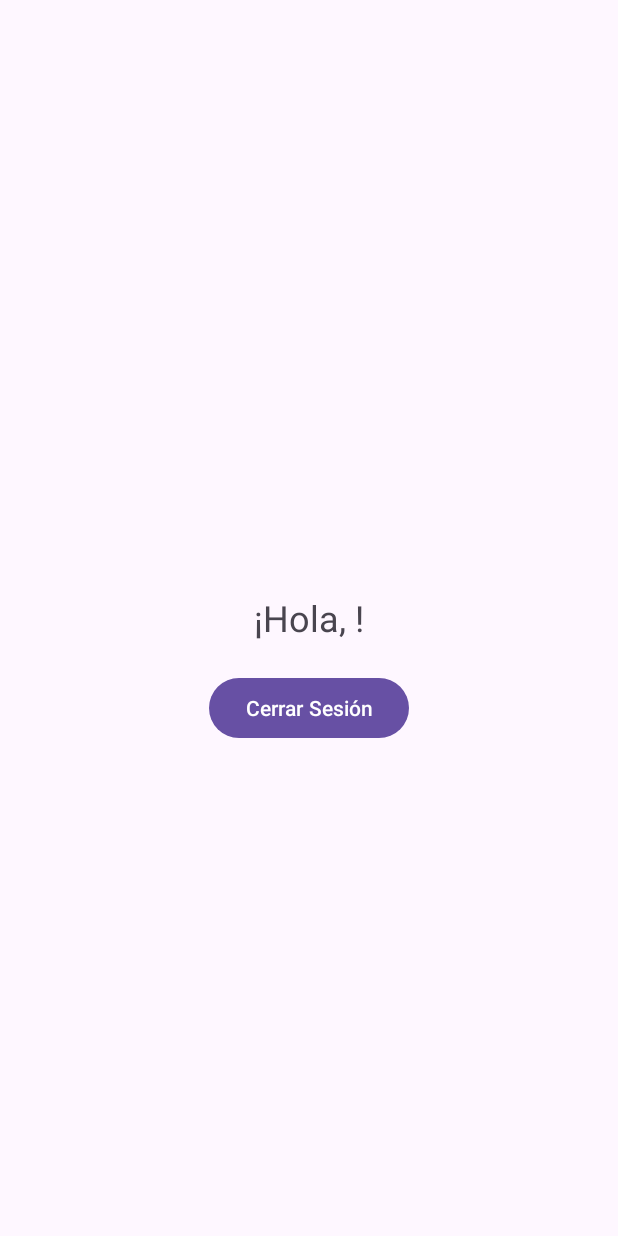
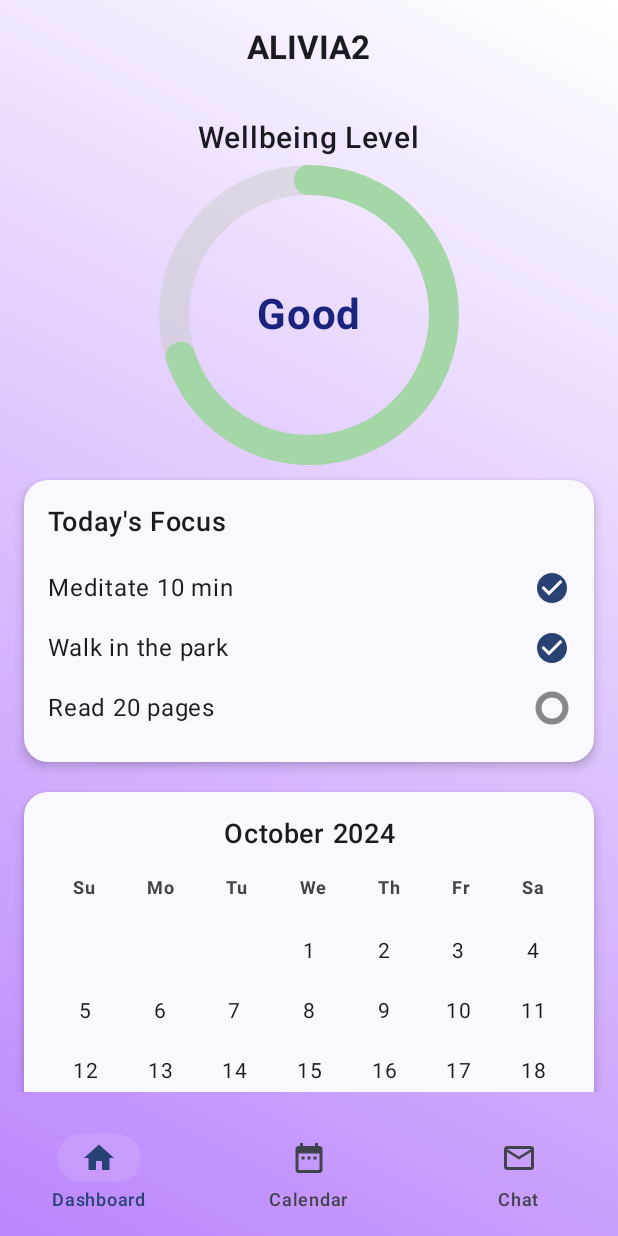
Before and after one commit to Diego-B06/ALIVIA2, an Android app built with Jetpack Compose: the DashboardActivity screen opened directly, with no data from a screen before it, on a phone screen of 412 x 824 dp. Run offline under Robolectric (Android 15) with nearby library versions, the phone set to English and light mode, and no system bars; our stand-ins replace Firebase (no records; nobody signed in at launch, a user with empty details on screens opened directly).

Commit message:
se agrego el dashboard

```diff
--- a/app/src/main/java/com/example/alivia2/DashboardActivity.kt
+++ b/app/src/main/java/com/example/alivia2/DashboardActivity.kt
@@ -2,32 +2,36 @@ package com.example.alivia2
 
 import android.content.Intent
 import android.os.Bundle
-import android.widget.Button
-import android.widget.TextView
-import androidx.appcompat.app.AppCompatActivity
+import androidx.activity.ComponentActivity
+import androidx.activity.compose.setContent
+import androidx.compose.foundation.layout.fillMaxSize
+import androidx.compose.material3.MaterialTheme
+import androidx.compose.material3.Surface
+import androidx.compose.ui.Modifier
+import com.example.alivia2.ui.dashboard.DashboardScreen // We will create this shortly
+import com.example.alivia2.ui.theme.ALIVIA2Theme
 import com.google.firebase.auth.FirebaseAuth
 
-class DashboardActivity : AppCompatActivity() {
+class DashboardActivity : ComponentActivity() {
     override fun onCreate(savedInstanceState: Bundle?) {
         super.onCreate(savedInstanceState)
-        // Usar el layout correcto para el Dashboard
-        setContentView(R.layout.activity_dashboard)
-
-        val user = FirebaseAuth.getInstance().currentUser
-        // Usar los IDs correctos definidos en activity_dashboard.xml
-        val welcomeText = findViewById<TextView>(R.id.welcomeText)
-        val logoutButton = findViewById<Button>(R.id.logoutButton)
-
-        val userName = user?.displayName ?: getString(R.string.default_user_name)
-        welcomeText.text = getString(R.string.welcome_message, userName)
-
-        logoutButton.setOnClickListener {
-            FirebaseAuth.getInstance().signOut() // Cerrar sesión en Firebase
-            val intent = Intent(this, LoginActivity::class.java)
-            // Limpiar el stack de actividades para que el usuario no pueda volver al dashboard con el botón "atrás"
-            intent.flags = Intent.FLAG_ACTIVITY_NEW_TASK or Intent.FLAG_ACTIVITY_CLEAR_TASK
-            startActivity(intent)
-            finish() // Cerrar DashboardActivity
+        setContent {
+            ALIVIA2Theme {
+                Surface(
+                    modifier = Modifier.fillMaxSize(),
+                    color = MaterialTheme.colorScheme.background
+                ) {
+                    DashboardScreen(
+                        onLogout = {
+                            FirebaseAuth.getInstance().signOut()
+                            val intent = Intent(this, LoginActivity::class.java)
+                            intent.flags = Intent.FLAG_ACTIVITY_NEW_TASK or Intent.FLAG_ACTIVITY_CLEAR_TASK
+                            startActivity(intent)
+                            finish()
+                        }
+                    )
+                }
+            }
         }
     }
 }
--- /dev/null
+++ b/app/src/main/java/com/example/alivia2/ui/dashboard/DashboardScreen.kt
@@ -0,0 +1,301 @@
+package com.example.alivia2.ui.dashboard
+
+import androidx.compose.foundation.Canvas
+import androidx.compose.foundation.Image
+import androidx.compose.foundation.background
+import androidx.compose.foundation.layout.*
+import androidx.compose.foundation.lazy.LazyColumn
+import androidx.compose.foundation.shape.CircleShape
+import androidx.compose.foundation.shape.RoundedCornerShape
+import androidx.compose.material.icons.Icons
+import androidx.compose.material.icons.filled.Home
+import androidx.compose.material.icons.filled.DateRange
+import androidx.compose.material.icons.filled.MailOutline
+import androidx.compose.material3.*
+import androidx.compose.runtime.*
+import androidx.compose.ui.Alignment
+import androidx.compose.ui.Modifier
+import androidx.compose.ui.draw.clip
+import androidx.compose.ui.geometry.Offset
+import androidx.compose.ui.geometry.Size
+import androidx.compose.ui.graphics.Brush // Added import
+import androidx.compose.ui.graphics.Color
+import androidx.compose.ui.graphics.StrokeCap
+import androidx.compose.ui.graphics.drawscope.Stroke
+import androidx.compose.ui.graphics.vector.ImageVector
+import androidx.compose.ui.layout.ContentScale
+import androidx.compose.ui.res.painterResource
+import androidx.compose.ui.res.stringResource
+import androidx.compose.ui.text.font.FontWeight
+import androidx.compose.ui.text.style.TextAlign
+import androidx.compose.ui.tooling.preview.Preview
+import androidx.compose.ui.unit.dp
+import androidx.compose.ui.unit.sp
+import com.example.alivia2.R
+import com.example.alivia2.ui.theme.ALIVIA2Theme
+import com.example.alivia2.ui.theme.LightGreen
+import com.example.alivia2.ui.theme.DarkBlue
+
+// Main Composable for the Dashboard Screen
+@OptIn(ExperimentalMaterial3Api::class)
+@Composable
+fun DashboardScreen(onLogout: () -> Unit = {}) {
+    var currentScreen by remember { mutableStateOf(DashboardScreens.Home) }
+
+    val gradientBrush = Brush.linearGradient(
+        colors = listOf(Color(0xFFBB86FC), Color.White),
+        start = Offset(0f, Float.POSITIVE_INFINITY), // Bottom-left
+        end = Offset(Float.POSITIVE_INFINITY, 0f)    // Top-right
+    )
+
+    Box(
+        modifier = Modifier
+            .fillMaxSize()
+            .background(brush = gradientBrush)
+    ) {
+        Scaffold(
+            topBar = {
+                CenterAlignedTopAppBar(
+                    title = { Text(stringResource(id = R.string.app_name), fontWeight = FontWeight.Bold) },
+                    colors = TopAppBarDefaults.centerAlignedTopAppBarColors(
+                        containerColor = Color.Transparent, // Make TopAppBar transparent
+                        titleContentColor = MaterialTheme.colorScheme.onBackground // Or a color that contrasts well with your gradient
+                    )
+                )
+            },
+            bottomBar = {
+                DashboardBottomNavigationBar(
+                    currentScreen = currentScreen,
+                    containerColor = Color.Transparent, // Make BottomNav transparent
+                    onScreenSelected = { screen ->
+                        currentScreen = screen
+                    }
+                )
+            },
+            containerColor = Color.Transparent // Make Scaffold container transparent
+        ) { paddingValues ->
+            LazyColumn(
+                modifier = Modifier
+                    .fillMaxSize()
+                    .padding(paddingValues)
+                    .padding(16.dp),
+                horizontalAlignment = Alignment.CenterHorizontally,
+                verticalArrangement = Arrangement.spacedBy(20.dp)
+            ) {
+                item { WellbeingLevelSection() }
+                item { TodaysFocusSection() }
+                item { CalendarViewSection() }
+                item { AliviaAssistantSection() }
+            }
+        }
+    }
+}
+
+// --- Sections of the Dashboard ---
+
+@Composable
+fun WellbeingLevelSection() {
+    Column(
+        horizontalAlignment = Alignment.CenterHorizontally,
+        modifier = Modifier.fillMaxWidth()
+    ) {
+        Text("Wellbeing Level", fontSize = 20.sp, fontWeight = FontWeight.SemiBold)
+        Spacer(modifier = Modifier.height(16.dp))
+        WellbeingCircularProgressBar(progress = 0.7f, levelText = "Good")
+    }
+}
+
+@Composable
+fun WellbeingCircularProgressBar(progress: Float, levelText: String) {
+    Box(
+        contentAlignment = Alignment.Center,
+        modifier = Modifier
+            .size(180.dp)
+    ) {
+        Canvas(modifier = Modifier.fillMaxSize()) {
+            val strokeWidth = 20.dp.toPx()
+            // Background arc
+            drawArc(
+                color = Color.LightGray.copy(alpha = 0.5f),
+                startAngle = 0f,
+                sweepAngle = 360f,
+                useCenter = false,
+                style = Stroke(width = strokeWidth, cap = StrokeCap.Round)
+            )
+            // Foreground arc (progress)
+            drawArc(
+                color = LightGreen, // Using LightGreen from Color.kt
+                startAngle = -90f, // Start from the top
+                sweepAngle = 360 * progress,
+                useCenter = false,
+                style = Stroke(width = strokeWidth, cap = StrokeCap.Round)
+            )
+        }
+        Text(levelText, fontSize = 28.sp, fontWeight = FontWeight.Bold, color = DarkBlue)
+    }
+}
+
+@Composable
+fun TodaysFocusSection() {
+    DashboardCard {
+        Text("Today's Focus", fontSize = 18.sp, fontWeight = FontWeight.Medium)
+        Spacer(modifier = Modifier.height(12.dp))
+        FocusItem(text = "Meditate 10 min", checked = true)
+        FocusItem(text = "Walk in the park", checked = true)
+        FocusItem(text = "Read 20 pages", checked = false)
+    }
+}
+
+@Composable
+fun FocusItem(text: String, checked: Boolean) {
+    Row(
+        verticalAlignment = Alignment.CenterVertically,
+        modifier = Modifier
+            .fillMaxWidth()
+            .padding(vertical = 8.dp)
+    ) {
+        Text(text, modifier = Modifier.weight(1f), fontSize = 16.sp)
+        Icon(
+            painter = painterResource(id = if (checked) R.drawable.ic_check_circle_filled else R.drawable.ic_check_circle_outline),
+            contentDescription = if (checked) "Checked" else "Unchecked",
+            tint = if (checked) MaterialTheme.colorScheme.primary else Color.Gray,
+            modifier = Modifier.size(24.dp)
+        )
+    }
+}
+
+@Composable
+fun CalendarViewSection() {
+    DashboardCard {
+        Text("October 2024", fontSize = 18.sp, fontWeight = FontWeight.Medium, textAlign = TextAlign.Center, modifier = Modifier.fillMaxWidth())
+        Spacer(modifier = Modifier.height(12.dp))
+        // Placeholder for a simple calendar grid - a more complex calendar would require more logic or a library
+        SimpleCalendarView()
+    }
+}
+
+@Composable
+fun SimpleCalendarView() {
+    val days = (1..31).toList()
+    val daysOfWeek = listOf("Su", "Mo", "Tu", "We", "Th", "Fr", "Sa")
+    val highlightedDay = 26 // Example highlighted day
+
+    Column(horizontalAlignment = Alignment.CenterHorizontally) {
+        Row(horizontalArrangement = Arrangement.SpaceAround, modifier = Modifier.fillMaxWidth()) {
+            daysOfWeek.forEach { day ->
+                Text(day, fontSize = 12.sp, fontWeight = FontWeight.Bold, color = MaterialTheme.colorScheme.onSurfaceVariant)
+            }
+        }
+        Spacer(modifier = Modifier.height(8.dp))
+
+        val firstDayOffset = 3
+        val totalCells = (days.size + firstDayOffset + 6) / 7 * 7
+
+        for (week in 0 until (totalCells / 7)) {
+            Row(horizontalArrangement = Arrangement.SpaceAround, modifier = Modifier.fillMaxWidth().padding(vertical = 2.dp)) {
+                for (dayIndexInWeek in 0..6) {
+                    val cellIndex = week * 7 + dayIndexInWeek
+                    val dayOfMonth = cellIndex - firstDayOffset + 1
+                    if (dayOfMonth in days) {
+                        Text(
+                            text = dayOfMonth.toString(),
+                            fontSize = 14.sp,
+                            textAlign = TextAlign.Center,
+                            modifier = Modifier
+                                .size(36.dp)
+                                .clip(CircleShape)
+                                .background(if (dayOfMonth == highlightedDay) MaterialTheme.colorScheme.primary else Color.Transparent)
+                                .padding(8.dp),
+                            color = if (dayOfMonth == highlightedDay) MaterialTheme.colorScheme.onPrimary else MaterialTheme.colorScheme.onSurface
+                        )
+                    } else {
+                        Spacer(modifier = Modifier.size(36.dp))
+                    }
+                }
+            }
+        }
+    }
+}
+
+
+@Composable
+fun AliviaAssistantSection() {
+    DashboardCard {
+        Row(verticalAlignment = Alignment.CenterVertically) {
+            Image(
+                painter = painterResource(id = R.drawable.ic_alivia_logo),
+                contentDescription = "Alivia Assistant",
+                modifier = Modifier
+                    .size(40.dp)
+                    .clip(CircleShape)
+            )
+            Spacer(modifier = Modifier.width(12.dp))
+            Text("Alivia's Assistant", fontSize = 18.sp, fontWeight = FontWeight.Medium)
+        }
+        Spacer(modifier = Modifier.height(12.dp))
+        Text(
+            "Hi there! How are you feeling today? Text text...",
+            fontSize = 14.sp,
+            color = MaterialTheme.colorScheme.onSurfaceVariant
+        )
+    }
+}
+
+@Composable
+fun DashboardCard(content: @Composable ColumnScope.() -> Unit) {
+    Card(
+        modifier = Modifier.fillMaxWidth(),
+        shape = RoundedCornerShape(16.dp),
+        elevation = CardDefaults.cardElevation(defaultElevation = 4.dp),
+        colors = CardDefaults.cardColors(containerColor = MaterialTheme.colorScheme.surface)
+    ) {
+        Column(
+            modifier = Modifier.padding(16.dp)
+        ) {
+            content()
+        }
+    }
+}
+
+enum class DashboardScreens(val title: String, val icon: ImageVector) {
+    Home("Dashboard", Icons.Filled.Home),
+    Calendar("Calendar", Icons.Filled.DateRange),
+    Chat("Chat", Icons.Filled.MailOutline)
+}
+
+@Composable
+fun DashboardBottomNavigationBar(
+    currentScreen: DashboardScreens,
+    containerColor: Color = MaterialTheme.colorScheme.surface, // Added containerColor parameter with default
+    onScreenSelected: (DashboardScreens) -> Unit
+) {
+    NavigationBar(
+        containerColor = containerColor, // Use the parameter here
+        contentColor = MaterialTheme.colorScheme.onSurface
+    ) {
+        DashboardScreens.values().forEach { screen ->
+            NavigationBarItem(
+                icon = { Icon(screen.icon, contentDescription = screen.title) },
+                label = { Text(screen.title) },
+                selected = currentScreen == screen,
+                onClick = { onScreenSelected(screen) },
+                colors = NavigationBarItemDefaults.colors(
+                    selectedIconColor = MaterialTheme.colorScheme.primary,
+                    selectedTextColor = MaterialTheme.colorScheme.primary,
+                    unselectedIconColor = MaterialTheme.colorScheme.onSurfaceVariant,
+                    unselectedTextColor = MaterialTheme.colorScheme.onSurfaceVariant,
+                    indicatorColor = if (containerColor == Color.Transparent) Color.White.copy(alpha = 0.1f) else MaterialTheme.colorScheme.surfaceColorAtElevation(LocalAbsoluteTonalElevation.current + NavigationBarDefaults.Elevation) // Adjust indicator for transparent BG
+                )
+            )
+        }
+    }
+}
+
+
+@Preview(showBackground = true, device = "spec:shape=Normal,width=360,height=740,unit=dp,dpi=480")
+@Composable
+fun DashboardScreenPreview() {
+    ALIVIA2Theme {
+        DashboardScreen()
+    }
+}
--- /dev/null
+++ b/app/src/main/java/com/example/alivia2/ui/theme/Theme.kt
@@ -0,0 +1,74 @@
+package com.example.alivia2.ui.theme
+
+import android.app.Activity
+import android.os.Build
+import androidx.compose.foundation.isSystemInDarkTheme
+import androidx.compose.material3.MaterialTheme
+import androidx.compose.material3.lightColorScheme
+import androidx.compose.material3.darkColorScheme
+import androidx.compose.material3.dynamicDarkColorScheme
+import androidx.compose.material3.dynamicLightColorScheme
+import androidx.compose.runtime.Composable
+import androidx.compose.runtime.SideEffect
+import androidx.compose.ui.graphics.Color // Added this import
+import androidx.compose.ui.graphics.toArgb
+import androidx.compose.ui.platform.LocalContext
+import androidx.compose.ui.platform.LocalView
+import androidx.core.view.WindowCompat
+
+private val DarkColorScheme = darkColorScheme(
+    primary = Purple80,
+    secondary = PurpleGrey80,
+    tertiary = Pink80,
+    background = Color(0xFF1C1B1F), // Example dark background
+    surface = Color(0xFF1C1B1F),   // Example dark surface
+    onPrimary = Purple40,
+    onSecondary = PurpleGrey40,
+    onTertiary = Pink40,
+    onBackground = Color(0xFFE6E1E5),
+    onSurface = Color(0xFFE6E1E5),
+)
+
+private val LightColorScheme = lightColorScheme(
+    primary = Purple40,
+    secondary = PurpleGrey40,
+    tertiary = Pink40,
+    background = BackgroundLight, // Custom light background
+    surface = CardBackground,      // Custom card background
+    onPrimary = Color.White,
+    onSecondary = Color.White,
+    onTertiary = Color.White,
+    onBackground = TextPrimary,
+    onSurface = TextPrimary
+)
+
+@Composable
+fun ALIVIA2Theme(
+    darkTheme: Boolean = isSystemInDarkTheme(),
+    // Dynamic color is available on Android S+.
+    dynamicColor: Boolean = true,
+    content: @Composable () -> Unit
+) {
+    val colorScheme = when {
+        dynamicColor && Build.VERSION.SDK_INT >= Build.VERSION_CODES.S -> {
+            val context = LocalContext.current
+            if (darkTheme) dynamicDarkColorScheme(context) else dynamicLightColorScheme(context)
+        }
+        darkTheme -> DarkColorScheme
+        else -> LightColorScheme
+    }
+    val view = LocalView.current
+    if (!view.isInEditMode) {
+        SideEffect {
+            val window = (view.context as Activity).window
+            window.statusBarColor = colorScheme.primary.toArgb()
+            WindowCompat.getInsetsController(window, view).isAppearanceLightStatusBars = darkTheme
+        }
+    }
+
+    MaterialTheme(
+        colorScheme = colorScheme,
+        typography = Typography,
+        content = content
+    )
+}
--- /dev/null
+++ b/app/src/main/java/com/example/alivia2/ui/theme/Type.kt
@@ -0,0 +1,48 @@
+package com.example.alivia2.ui.theme
+
+import androidx.compose.material3.Typography
+import androidx.compose.ui.text.TextStyle
+import androidx.compose.ui.text.font.FontFamily
+import androidx.compose.ui.text.font.FontWeight
+import androidx.compose.ui.unit.sp
+
+// Set of Material typography styles to start with
+val Typography = Typography(
+    bodyLarge = TextStyle(
+        fontFamily = FontFamily.Default,
+        fontWeight = FontWeight.Normal,
+        fontSize = 16.sp,
+        lineHeight = 24.sp,
+        letterSpacing = 0.5.sp
+    ),
+    titleLarge = TextStyle(
+        fontFamily = FontFamily.Default,
+        fontWeight = FontWeight.Normal,
+        fontSize = 22.sp,
+        lineHeight = 28.sp,
+        letterSpacing = 0.sp
+    ),
+    labelSmall = TextStyle(
+        fontFamily = FontFamily.Default,
+        fontWeight = FontWeight.Medium,
+        fontSize = 11.sp,
+        lineHeight = 16.sp,
+        letterSpacing = 0.5.sp
+    )
+    /* Other default text styles to override
+    titleLarge = TextStyle(
+        fontFamily = FontFamily.Default,
+        fontWeight = FontWeight.Normal,
+        fontSize = 22.sp,
+        lineHeight = 28.sp,
+        letterSpacing = 0.sp
+    ),
+    labelSmall = TextStyle(
+        fontFamily = FontFamily.Default,
+        fontWeight = FontWeight.Medium,
+        fontSize = 11.sp,
+        lineHeight = 16.sp,
+        letterSpacing = 0.5.sp
+    )
+    */
+)
--- /dev/null
+++ b/app/src/main/res/drawable/ic_check_circle_filled.xml
@@ -0,0 +1,9 @@
+<vector xmlns:android="http://schemas.android.com/apk/res/android"
+    android:width="24dp"
+    android:height="24dp"
+    android:viewportWidth="24"
+    android:viewportHeight="24">
+  <path
+      android:fillColor="#FF000000"
+      android:pathData="M12,2C6.48,2 2,6.48 2,12s4.48,10 10,10 10,-4.48 10,-10S17.52,2 12,2zM10,17l-5,-5 1.41,-1.41L10,14.17l7.59,-7.59L19,8l-9,9z"/>
+</vector>
--- /dev/null
+++ b/app/src/main/res/drawable/ic_check_circle_outline.xml
@@ -0,0 +1,11 @@
+<vector xmlns:android="http://schemas.android.com/apk/res/android"
+    android:width="24dp"
+    android:height="24dp"
+    android:viewportWidth="24"
+    android:viewportHeight="24">
+  <path
+      android:fillColor="#00000000"
+      android:pathData="M12,2C6.48,2 2,6.48 2,12s4.48,10 10,10 10,-4.48 10,-10S17.52,2 12,2zM12,20c-4.41,0 -8,-3.59 -8,-8s3.59,-8 8,-8 8,3.59 8,8 -3.59,8 -8,8z"
+      android:strokeWidth="2"
+      android:strokeColor="#FF000000"/>
+</vector>
```
Also changed, not shown: app/build.gradle.kts (+23 -5 lines), app/src/main/java/com/example/alivia2/ui/theme/Color.kt (added, +19 -0 lines), app/src/main/res/drawable/ic_alivia_logo.xml (added, +12 -0 lines), gradle/libs.versions.toml (+29 -4 lines), settings.gradle.kts (+7 -0 lines).
